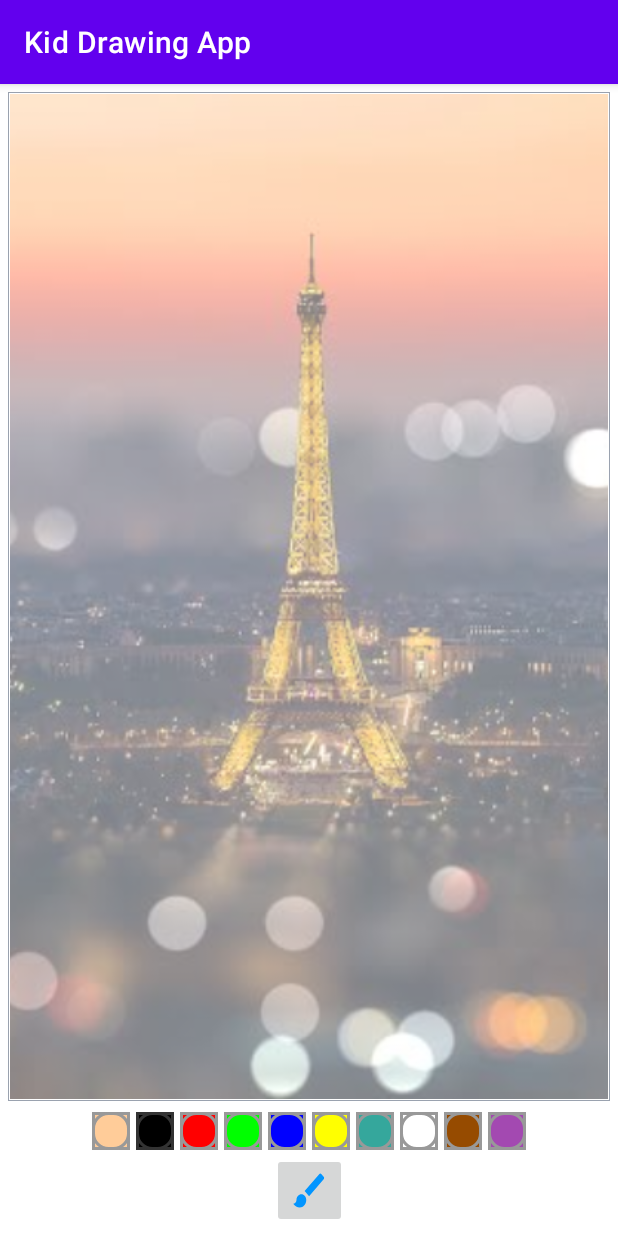
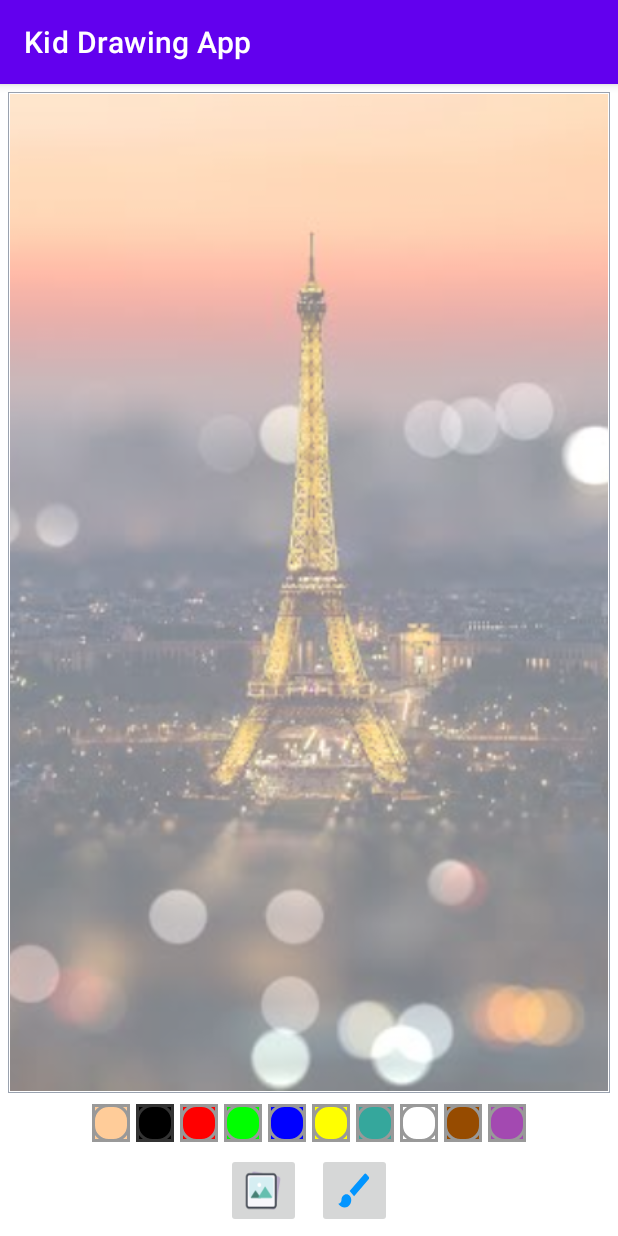
Before and after one commit to nitinporwal/KidsDrawingApp, an Android app: the screen it shows after launch (MainActivity), on a phone screen of 412 x 824 dp. Run offline under Robolectric (Android 15) with nearby library versions, the phone set to English and light mode, and no system bars.

Commit message:
add gallery button

```diff
--- a/app/src/main/res/layout/activity_main.xml
+++ b/app/src/main/res/layout/activity_main.xml
@@ -39,7 +39,7 @@
         android:layout_width="wrap_content"
         android:layout_height="wrap_content"
         android:orientation="horizontal"
-        app:layout_constraintBottom_toTopOf="@+id/ib_brush"
+        app:layout_constraintBottom_toTopOf="@+id/ll_action_buttons"
         app:layout_constraintLeft_toLeftOf="parent"
         app:layout_constraintRight_toRightOf="parent"
         app:layout_constraintTop_toBottomOf="@id/fl_drawing_view_container"
@@ -147,7 +147,25 @@
             />
 
     </LinearLayout>
-
+    <LinearLayout
+        android:id="@+id/ll_action_buttons"
+        android:layout_width="match_parent"
+        android:layout_height="wrap_content"
+        android:gravity="center"
+        android:orientation="horizontal"
+        app:layout_constraintLeft_toLeftOf="parent"
+        app:layout_constraintRight_toRightOf="parent"
+        app:layout_constraintBottom_toBottomOf="parent"
+        >
+        <ImageButton
+            android:id="@+id/ib_gallery"
+            android:layout_width="50dp"
+            android:layout_height="50dp"
+            android:src="@drawable/ic_gallery"
+            android:contentDescription="gallery image"
+            android:scaleType="fitXY"
+            android:layout_margin="5dp"
+            />
         <ImageButton
             android:id="@+id/ib_brush"
             android:layout_width="50dp"
@@ -156,11 +174,7 @@
             android:contentDescription="brush image"
             android:scaleType="fitXY"
             android:layout_margin="5dp"
-        app:layout_constraintLeft_toLeftOf="parent"
-        app:layout_constraintRight_toRightOf="parent"
-        app:layout_constraintBottom_toBottomOf="parent"
             />
-
-
+    </LinearLayout>
 
 </androidx.constraintlayout.widget.ConstraintLayout>
```
Also changed, not shown: app/src/main/res/drawable-v24/ic_gallery.png (added). Lines whose indentation alone changed are shown as unchanged.
